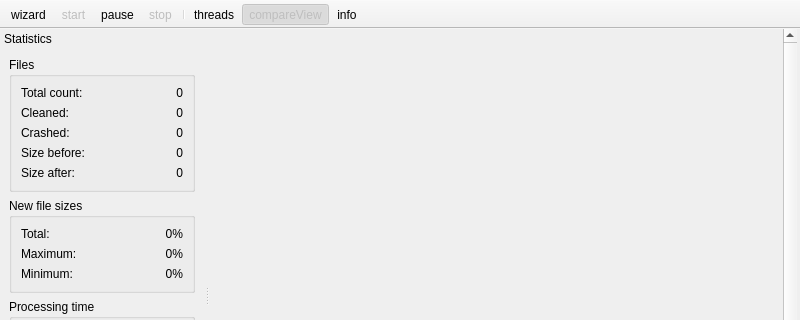
Qt form src/mainwindow.ui (RazrFalcon/svgcleaner) before a commit; both pictures show x 0 to 800 and y 0 to 320 of the 800 by 560 pixel window.
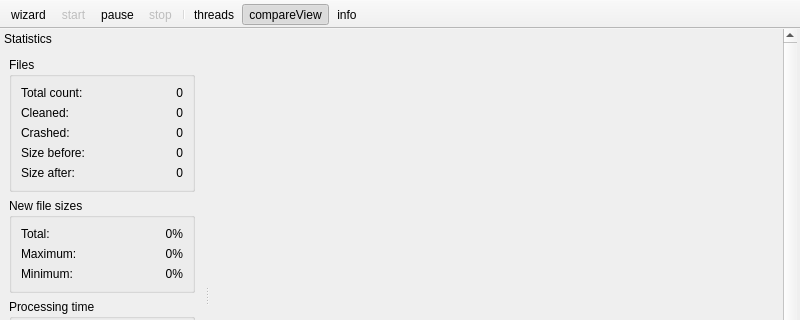
The same form after that commit.

The edit to the form file:
```diff
--- a/src/mainwindow.ui
+++ b/src/mainwindow.ui
@@ -425,6 +425,9 @@
    <property name="text">
     <string notr="true">wizard</string>
    </property>
+   <property name="iconText">
+    <string notr="true">wizard</string>
+   </property>
    <property name="toolTip">
     <string>&lt;!DOCTYPE HTML PUBLIC &quot;-//W3C//DTD HTML 4.0//EN&quot; &quot;http://www.w3.org/TR/REC-html40/strict.dtd&quot;&gt;
 &lt;html&gt;&lt;head&gt;&lt;meta name=&quot;qrichtext&quot; content=&quot;1&quot; /&gt;&lt;style type=&quot;text/css&quot;&gt;
@@ -443,6 +446,9 @@
    <property name="text">
     <string notr="true">start</string>
    </property>
+   <property name="iconText">
+    <string notr="true">start</string>
+   </property>
    <property name="toolTip">
     <string>&lt;!DOCTYPE HTML PUBLIC &quot;-//W3C//DTD HTML 4.0//EN&quot; &quot;http://www.w3.org/TR/REC-html40/strict.dtd&quot;&gt;
 &lt;html&gt;&lt;head&gt;&lt;meta name=&quot;qrichtext&quot; content=&quot;1&quot; /&gt;&lt;style type=&quot;text/css&quot;&gt;
@@ -461,6 +467,9 @@
    <property name="text">
     <string notr="true">stop</string>
    </property>
+   <property name="iconText">
+    <string notr="true">stop</string>
+   </property>
    <property name="toolTip">
     <string>&lt;!DOCTYPE HTML PUBLIC &quot;-//W3C//DTD HTML 4.0//EN&quot; &quot;http://www.w3.org/TR/REC-html40/strict.dtd&quot;&gt;
 &lt;html&gt;&lt;head&gt;&lt;meta name=&quot;qrichtext&quot; content=&quot;1&quot; /&gt;&lt;style type=&quot;text/css&quot;&gt;
@@ -476,6 +485,9 @@
    <property name="text">
     <string notr="true">threads</string>
    </property>
+   <property name="iconText">
+    <string notr="true">threads</string>
+   </property>
    <property name="toolTip">
     <string>Threads count</string>
    </property>
@@ -484,6 +496,9 @@
    <property name="text">
     <string notr="true">info</string>
    </property>
+   <property name="iconText">
+    <string notr="true">info</string>
+   </property>
    <property name="toolTip">
     <string>Information</string>
    </property>
@@ -496,11 +511,14 @@
     <bool>true</bool>
    </property>
    <property name="enabled">
-    <bool>false</bool>
+    <bool>true</bool>
    </property>
    <property name="text">
     <string notr="true">compareView</string>
    </property>
+   <property name="iconText">
+    <string notr="true">compareView</string>
+   </property>
    <property name="toolTip">
     <string>Compare view</string>
    </property>
@@ -509,6 +527,9 @@
    <property name="text">
     <string notr="true">pause</string>
    </property>
+   <property name="iconText">
+    <string notr="true">pause</string>
+   </property>
   </action>
  </widget>
  <resources/>
```
Left out of the diff: 41 changed lines with no effect on the pictures.
